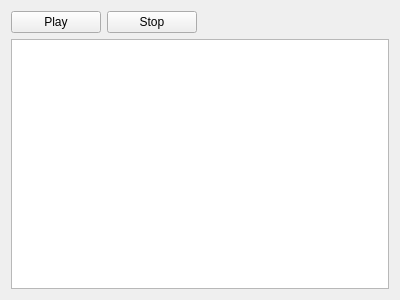
Above: main/src/widget/player.ui from legnaleurc/khopper before the change. Below: the same form after it.
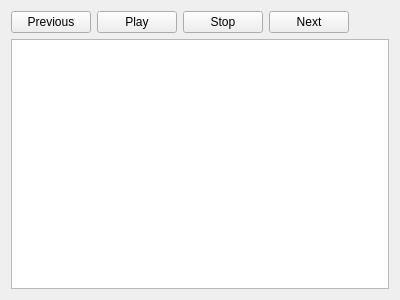
That is the form after the change. Custom widgets are drawn as their Qt base class.

The edit to the form file:
```diff
--- a/main/src/widget/player.ui
+++ b/main/src/widget/player.ui
@@ -16,6 +16,13 @@
   <layout class="QVBoxLayout" name="verticalLayout">
    <item>
     <layout class="QHBoxLayout" name="horizontalLayout">
+     <item>
+      <widget class="QPushButton" name="previous">
+       <property name="text">
+        <string>Previous</string>
+       </property>
+      </widget>
+     </item>
      <item>
       <widget class="QPushButton" name="playOrPause">
        <property name="text">
@@ -30,6 +37,13 @@
        </property>
       </widget>
      </item>
+     <item>
+      <widget class="QPushButton" name="next">
+       <property name="text">
+        <string>Next</string>
+       </property>
+      </widget>
+     </item>
      <item>
       <widget class="Phonon::SeekSlider" name="seeker"/>
      </item>
```
Left out of the diff: 45 changed lines with no effect on the pictures.
